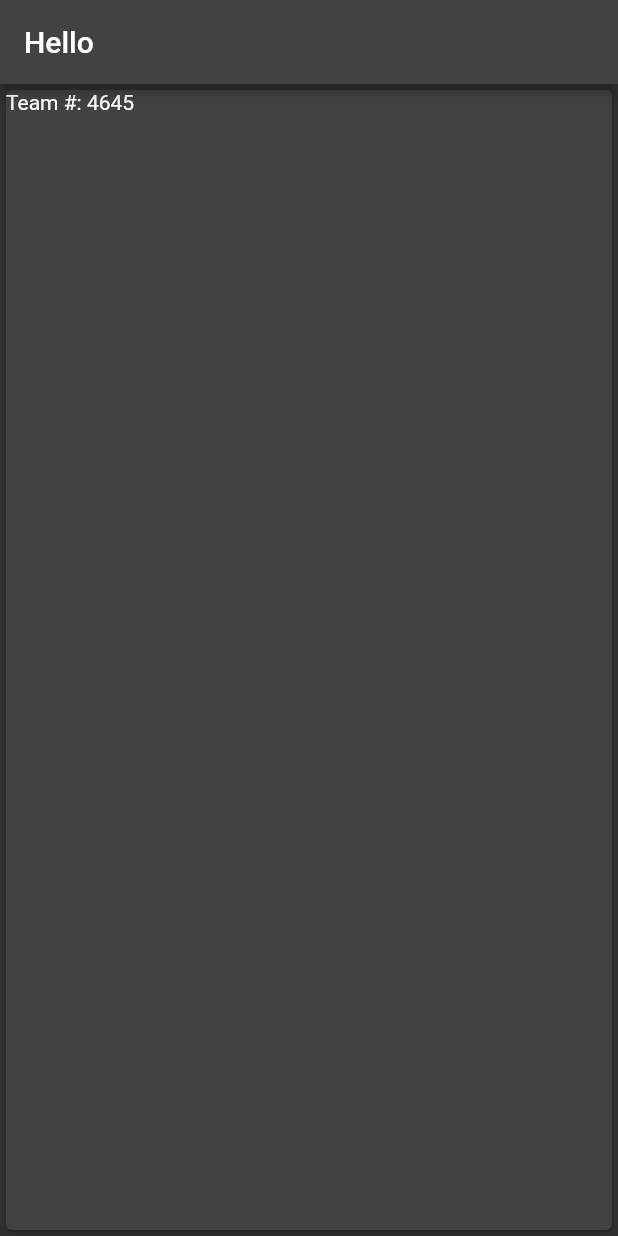
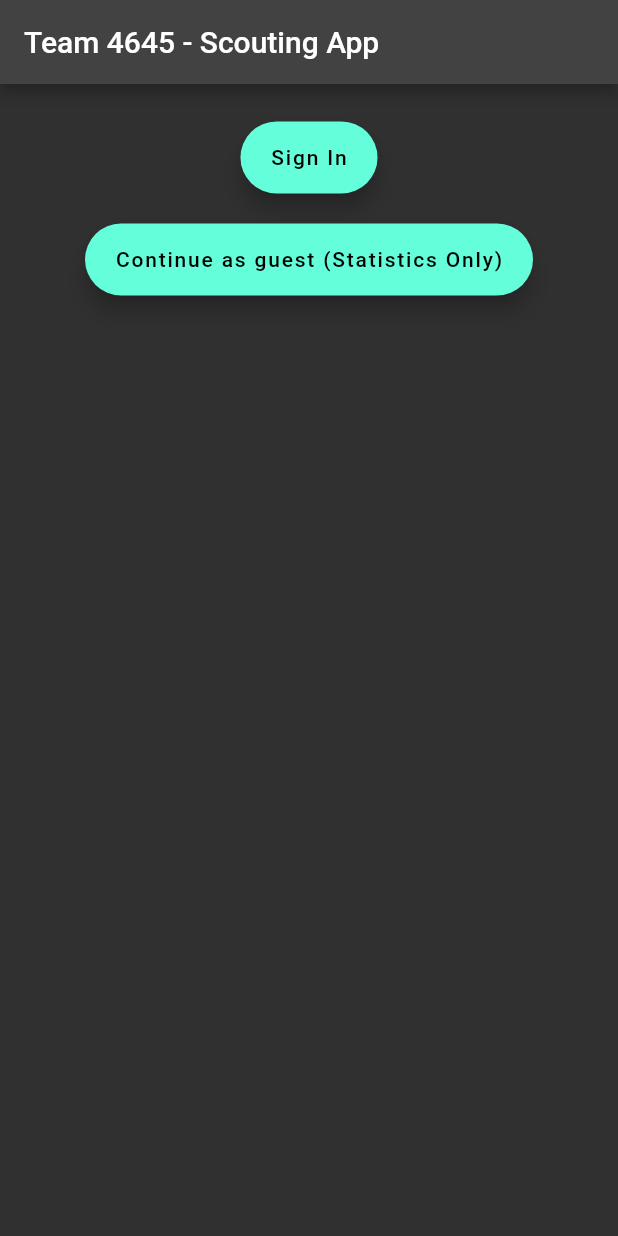
Before and after one commit to BotDogs4645/botdogs-scout, a Flutter app: the screen it shows after launch, on a phone screen of 412 x 824 dp. Run offline on Flutter 3.47's test engine with Material 2 defaults, Android fonts, the phone set to English and light mode, and no system bars; our stand-ins replace google_fonts.

Commit message:
new route lets go (guest auth) real code btw

```diff
--- a/lib/auth/auth.dart
+++ b/lib/auth/auth.dart
@@ -1,3 +1,4 @@
+import 'package:flutter/material.dart';
 import 'package:flutter/src/widgets/framework.dart';
 import 'package:flutter/src/widgets/placeholder.dart';
 
@@ -6,6 +7,10 @@ class AuthPage extends StatelessWidget {
 
   @override
   Widget build(BuildContext context) {
-    return const Placeholder();
+    return Scaffold(
+      appBar: AppBar(
+        title: const Text("Sign in"),
+      ),
+    );
   }
 }
--- /dev/null
+++ b/lib/guest/guest.dart
@@ -0,0 +1,11 @@
+import 'package:flutter/src/widgets/framework.dart';
+import 'package:flutter/src/widgets/placeholder.dart';
+
+class GuestPage extends StatelessWidget {
+  const GuestPage({super.key});
+
+  @override
+  Widget build(BuildContext context) {
+    return const Placeholder();
+  }
+}
--- a/lib/home/home.dart
+++ b/lib/home/home.dart
@@ -2,6 +2,7 @@ import 'package:flutter/material.dart';
 import 'package:flutter/src/widgets/framework.dart';
 import 'package:flutter/src/widgets/placeholder.dart';
 import 'package:botdogs_scout/shared/teamData.dart';
+import 'package:botdogs_scout/routes.dart';
 
 class HomePage extends StatelessWidget {
   const HomePage({super.key});
@@ -9,15 +10,29 @@ class HomePage extends StatelessWidget {
   @override
   Widget build(BuildContext context) {
     return Scaffold(
-        appBar: AppBar(
-          title: const Text("Hello"),
-        ),
-        body: Card(
-          child: Row(children: [
-            Column(
-              children: [Text('Team #: $teamNum')],
+      appBar: AppBar(
+        title: const Text("Team 4645 - Scouting App"),
+      ),
+      body: Padding(
+        padding: const EdgeInsets.all(25),
+        child: Align(
+          alignment: Alignment.center,
+          child: Column(children: [
+            FloatingActionButton.extended(
+              onPressed: () => {Navigator.pushNamed(context, "/auth")},
+              label: const Text("Sign In"),
+            ),
+            const Divider(
+              color: Colors.transparent,
+              height: 20,
+            ),
+            FloatingActionButton.extended(
+              onPressed: () => {Navigator.pushNamed(context, "/guest")},
+              label: const Text("Continue as guest (Statistics Only)"),
             )
           ]),
-        ));
+        ),
+      ),
+    );
   }
 }
--- a/lib/routes.dart
+++ b/lib/routes.dart
@@ -3,6 +3,7 @@ import 'package:botdogs_scout/auth/auth.dart';
 import 'package:botdogs_scout/home/home.dart';
 import 'package:botdogs_scout/pit/pitScout.dart';
 import 'package:botdogs_scout/stats/stats.dart';
+import 'package:botdogs_scout/guest/guest.dart';
 
 var appRoutes = {
   '/': (context) => const HomePage(),
@@ -10,4 +11,5 @@ var appRoutes = {
   '/auth': (context) => const AuthPage(),
   '/stats': (context) => const StatsPage(),
   '/pit': (context) => const PitScoutPage(),
+  '/guest': (context) => const GuestPage(),
 };
--- a/lib/themes.dart
+++ b/lib/themes.dart
@@ -2,6 +2,6 @@ import 'package:flutter/material.dart';
 import 'package:google_fonts/google_fonts.dart';
 
 var appThemes = ThemeData(
-  fontFamily: GoogleFonts.cutiveMono().fontFamily,
+  // fontFamily: GoogleFonts.cutiveMono().fontFamily,
   brightness: Brightness.dark,
 );
```
